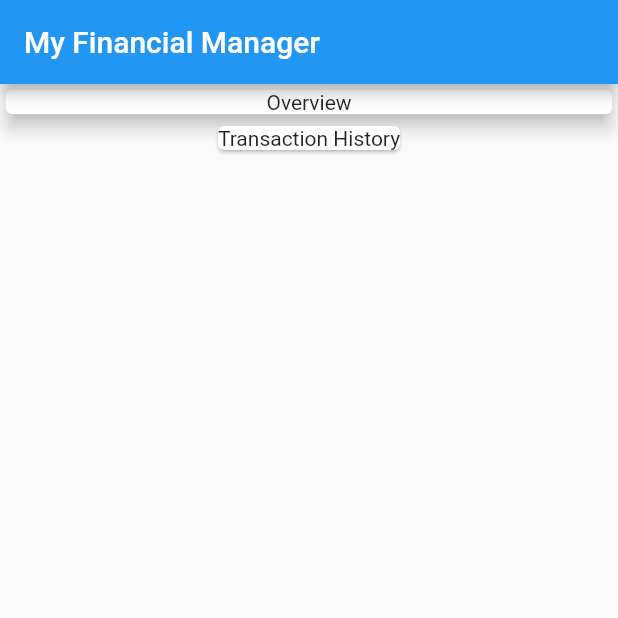
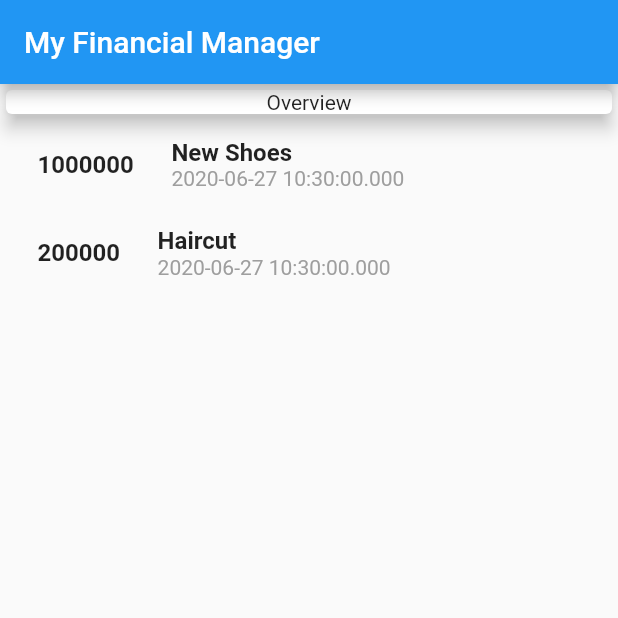
Before and after one commit to madeindra/flutter-financial-manager, a Flutter app: the screen it shows after launch, on a phone screen of 412 x 824 dp, the top half of it. Run offline on Flutter 3.47's test engine with Material 2 defaults, Android fonts, the phone set to English and light mode, and no system bars.

Commit message:
add basic styling

```diff
--- a/lib/main.dart
+++ b/lib/main.dart
@@ -44,8 +44,44 @@ class MyHomepage extends StatelessWidget {
                 elevation: 5,
               ),
             ),
-            Card(
-              child: Text("Transaction History"),
+            Column(
+              children: transactions.map((tx) {
+                return Row(
+                  children: <Widget>[
+                    Container(
+                      margin:
+                          EdgeInsets.symmetric(vertical: 10, horizontal: 15),
+                      padding: EdgeInsets.all(10),
+                      child: Text(
+                        tx.price.toString(),
+                        style: TextStyle(
+                          fontSize: 16,
+                          fontWeight: FontWeight.bold
+                        ),
+                      ),
+                    ),
+                    Column(
+                      crossAxisAlignment: CrossAxisAlignment.start,
+                      children: <Widget>[
+                        Text(
+                          tx.name,
+                          style: TextStyle(
+                            fontSize: 16,
+                            fontWeight: FontWeight.bold
+                          ),
+                        ),
+                        Text(
+                          tx.date.toString(),
+                          style: TextStyle(
+                            fontSize: 14,
+                            color: Colors.grey
+                          ),
+                        ),
+                      ],
+                    ),
+                  ],
+                );
+              }).toList(),
             ),
           ],
         ));
--- a/lib/transaction.dart
+++ b/lib/transaction.dart
@@ -3,7 +3,7 @@ import 'package:flutter/foundation.dart';
 class Transaction {
   final String id;
   final String name;
-  final double price;
+  final int price;
   final DateTime date;
 
   Transaction({
```
